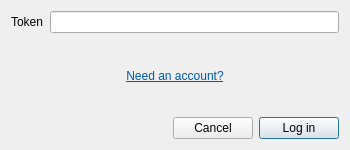
The window that mapflow/static/ui/login_dialog.ui (Geoalert/mapflow-qgis) describes before a commit, drawn with Qt 5.
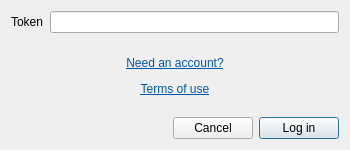
The same window after the commit. Custom widgets are drawn as their Qt base class.

Commit message: add link to terms

```diff
--- a/mapflow/static/ui/login_dialog.ui
+++ b/mapflow/static/ui/login_dialog.ui
@@ -56,7 +56,7 @@
    <item>
     <widget class="QLabel" name="needAnAccount">
      <property name="text">
-      <string>&lt;html&gt;&lt;head/&gt;&lt;body&gt;&lt;p&gt;&lt;a href=&quot;https://docs.mapflow.ai/userguides/mapflow_auth.html&quot;&gt;&lt;span style=&quot; text-decoration: underline; color:#0057ae;&quot;&gt;Need an account?&lt;/span&gt;&lt;/a&gt;&lt;/p&gt;&lt;/body&gt;&lt;/html&gt;</string>
+      <string>&lt;html&gt;&lt;head/&gt;&lt;body&gt;&lt;p&gt;&lt;a href=&quot;https://docs.mapflow.ai/userguides/mapflow_auth.html&quot;&gt;&lt;span style=&quot; text-decoration: underline; color:#0057ae;&quot;&gt;Need an account?&lt;/span&gt;&lt;/a&gt;&lt;/p&gt;&lt;p&gt;&lt;a href=&quot;https://mapflow.ai/terms-of-use-en.pdf&quot;&gt;&lt;span style=&quot; text-decoration: underline; color:#0057ae;&quot;&gt;Terms of use&lt;/span&gt;&lt;/a&gt;&lt;/p&gt;&lt;/body&gt;&lt;/html&gt;</string>
      </property>
      <property name="textFormat">
       <enum>Qt::RichText</enum>
```
The commit also changes 3 other files.
